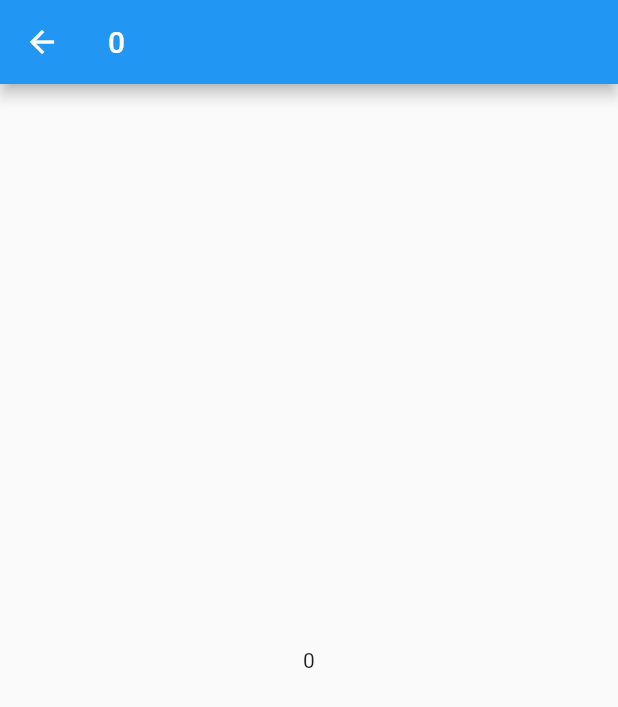
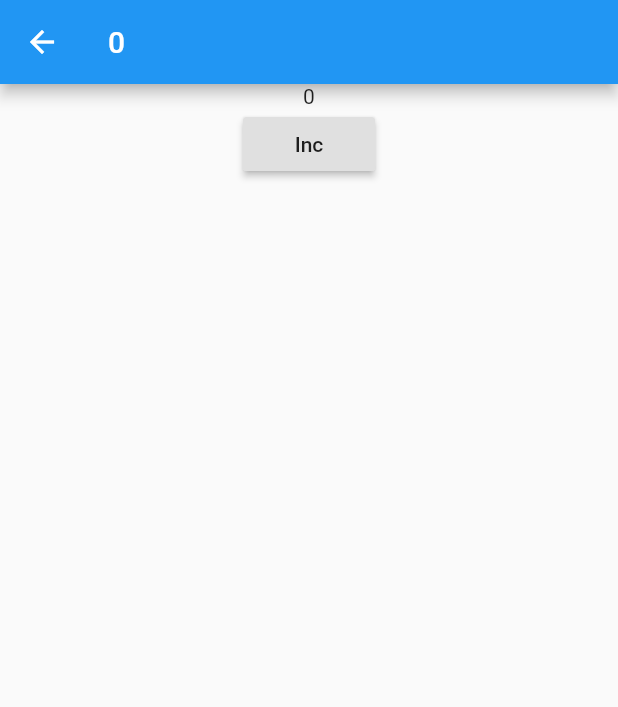
Before and after one commit to ksroo/Provider_Learn, a Flutter app: the Second screen opened directly, on a phone screen of 412 x 824 dp. Shown: the top 707 px of the screen. Run offline on Flutter 3.47's test engine with Material 2 defaults, Android fonts, the phone set to English and light mode, and no system bars.

Commit message:
read provider

```diff
--- a/provider_learn/lib/main.dart
+++ b/provider_learn/lib/main.dart
@@ -12,7 +12,7 @@ class MyApp extends StatelessWidget {
   @override
   Widget build(BuildContext context) {
     return ChangeNotifierProvider<MyCounter>(
-      create: (context) => MyCounter(),
+      create: (BuildContext context) => MyCounter(),
       child: MaterialApp(
         debugShowCheckedModeBanner: false,
         home: Home(),
--- a/provider_learn/lib/next.dart
+++ b/provider_learn/lib/next.dart
@@ -12,9 +12,23 @@ class Second extends StatelessWidget {
         }),
       ),
       body: Center(
-        child: Consumer<MyCounter>(builder: (context, mycounter, child) {
-          return Text("${mycounter.counter}");
-        }),
+        child: Column(
+          children: [
+            Consumer<MyCounter>(builder: (context, mycounter, child) {
+              return Text("${mycounter.counter}");
+            }),
+            Consumer<MyCounter>(builder: (context, mycounter, child) {
+              return RaisedButton(
+                child: Text("Inc"),
+                onPressed: (){
+                  mycounter.inc();
+                },
+              );
+            }),
+
+          ],
+
+        ),
       ),
     );
   }
```
Also changed, not shown: 4 other files.
